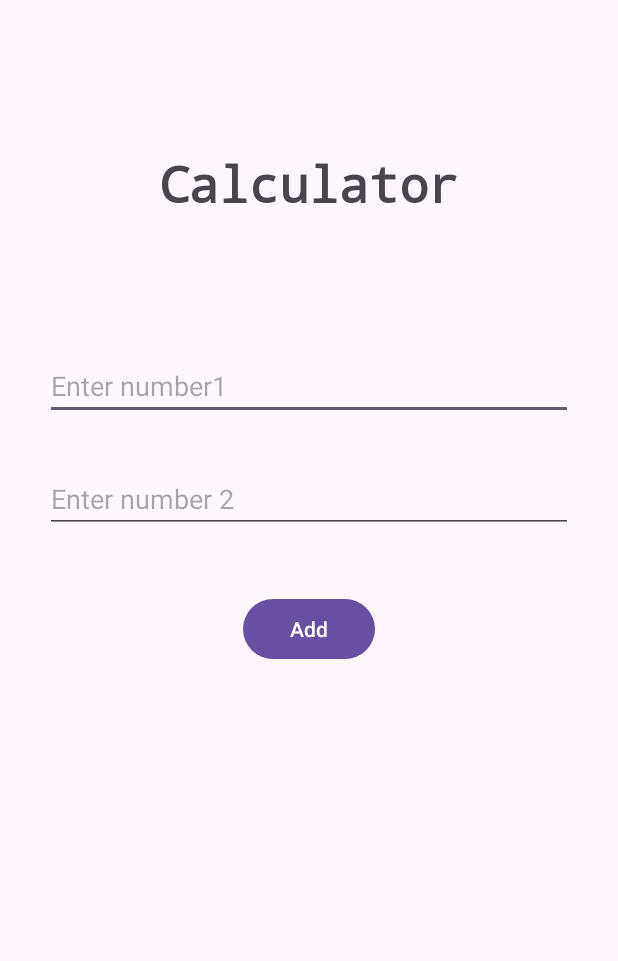
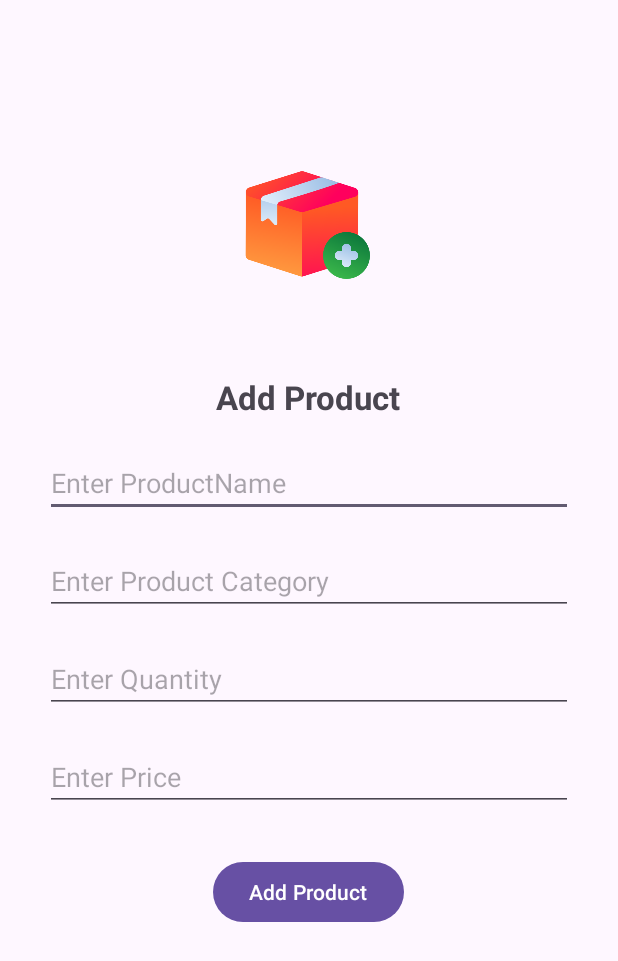
Before and after one commit to tejasshah2k19/Gnr25AndroidJava, an Android app: the screen it shows after launch (InputCalcActivity before the commit, AddProductActivity after it), on a phone screen of 412 x 824 dp. Shown: the top 961 px of the screen. Run offline under Robolectric (Android 15) with nearby library versions, the phone set to English and light mode, and no system bars.

```diff
--- /dev/null
+++ b/app/src/main/java/com/royal/AddProductActivity.java
@@ -0,0 +1,88 @@
+package com.royal;
+
+import android.os.Bundle;
+import android.view.View;
+import android.widget.Button;
+import android.widget.EditText;
+
+import androidx.activity.EdgeToEdge;
+import androidx.appcompat.app.AppCompatActivity;
+import androidx.core.graphics.Insets;
+import androidx.core.view.ViewCompat;
+import androidx.core.view.WindowInsetsCompat;
+
+public class AddProductActivity extends AppCompatActivity {
+
+    Button btnSubmit;
+    EditText edtProductName;
+    EditText edtPrice;
+    EditText edtCategory;
+    EditText edtQty;
+
+
+    @Override
+    protected void onCreate(Bundle savedInstanceState) {
+        super.onCreate(savedInstanceState);
+
+        EdgeToEdge.enable(this);
+        setContentView(R.layout.activity_add_product);
+        ViewCompat.setOnApplyWindowInsetsListener(findViewById(R.id.main), (v, insets) -> {
+            Insets systemBars = insets.getInsets(WindowInsetsCompat.Type.systemBars());
+            v.setPadding(systemBars.left, systemBars.top, systemBars.right, systemBars.bottom);
+            return insets;
+        });
+
+        //1 : binding
+        edtProductName = findViewById(R.id.edtAddProductProductName);
+        edtPrice = findViewById(R.id.edtAddProductPrice);
+        edtCategory = findViewById(R.id.edtAddProductCategory);
+        edtQty =findViewById(R.id.edtAddProductQty);
+        btnSubmit = findViewById(R.id.btnAddProductSubmit);
+
+        //click
+        btnSubmit.setOnClickListener(new View.OnClickListener() {
+            @Override
+            public void onClick(View view) {
+
+                //logic
+                //read data
+                String productName = edtProductName.getText().toString();
+                String qty = edtQty.getText().toString();
+                String category = edtCategory.getText().toString();
+                String price = edtPrice.getText().toString();
+
+                //regex
+                String alphaRegEx = "[a-zA-Z\\s]+"; // 1 or N
+                String digitRegEx = "[0-9]+";
+                //validation
+                if(productName.isEmpty()){
+                    edtProductName.setError("Please Enter Product Name");
+                }
+
+                if(category.isEmpty()){
+                    edtCategory.setError("Please Enter Category");
+                }else if( !category.matches(alphaRegEx)  ){
+                    edtCategory.setError("Category contains only alphabets");
+                }
+
+                if(qty.isEmpty()){
+                    edtQty.setError("Please Enter Qty");
+                }
+
+                if(price.isEmpty()){
+                    edtPrice.setError("Please Enter Price");
+                }else if(Integer.parseInt(price) <= 0 ){
+                    edtPrice.setError("Price Should be Positive value");
+                }
+
+                //logic
+                //next Activity Display
+                //total Price - 1500000
+                //
+            }
+        });
+
+
+
+    }
+}
--- /dev/null
+++ b/app/src/main/res/drawable/outline_5g_24.xml
@@ -0,0 +1,5 @@
+<vector xmlns:android="http://schemas.android.com/apk/res/android" android:height="24dp" android:tint="#000000" android:viewportHeight="960" android:viewportWidth="960" android:width="24dp">
+
+    <path android:fillColor="@android:color/white" android:pathData="M120,680L120,600L320,600Q320,600 320,600Q320,600 320,600L320,520Q320,520 320,520Q320,520 320,520L120,520L120,280L400,280L400,360L200,360L200,440L320,440Q353,440 376.5,463.5Q400,487 400,520L400,600Q400,633 376.5,656.5Q353,680 320,680L120,680ZM840,440L840,600Q840,633 816.5,656.5Q793,680 760,680L560,680Q527,680 503.5,656.5Q480,633 480,600L480,360Q480,327 503.5,303.5Q527,280 560,280L760,280Q793,280 816.5,303.5Q840,327 840,360L560,360Q560,360 560,360Q560,360 560,360L560,600Q560,600 560,600Q560,600 560,600L760,600Q760,600 760,600Q760,600 760,600L760,520L660,520L660,440L840,440Z"/>
+
+</vector>
--- /dev/null
+++ b/app/src/main/res/layout/activity_add_product.xml
@@ -0,0 +1,94 @@
+<?xml version="1.0" encoding="utf-8"?>
+<RelativeLayout xmlns:android="http://schemas.android.com/apk/res/android"
+    xmlns:app="http://schemas.android.com/apk/res-auto"
+    xmlns:tools="http://schemas.android.com/tools"
+    android:id="@+id/main"
+    android:layout_width="match_parent"
+    android:layout_height="match_parent"
+    tools:context=".AddProductActivity">
+
+
+    <ImageView
+        android:layout_width="100dp"
+        android:layout_height="100dp"
+        android:id="@+id/imgAddProductLogo"
+        android:src="@drawable/box"
+        android:layout_centerHorizontal="true"
+        android:layout_marginTop="100dp"
+
+        />
+
+    <TextView
+        android:layout_width="wrap_content"
+        android:layout_height="wrap_content"
+        android:id="@+id/tvAddProductTitle"
+        android:text="@string/add_product"
+        android:textSize="10pt"
+        android:textStyle="bold"
+        android:layout_centerHorizontal="true"
+        android:layout_marginTop="50dp"
+        android:layout_below="@id/imgAddProductLogo"
+        />
+
+    <EditText
+        android:layout_width="match_parent"
+        android:layout_height="wrap_content"
+        android:id="@+id/edtAddProductProductName"
+        android:layout_below="@id/tvAddProductTitle"
+        android:layout_marginTop="20dp"
+        android:inputType="text"
+        android:hint="@string/enter_product_name"
+        android:layout_marginStart="30dp"
+        android:layout_marginEnd="30dp"
+        />
+
+
+
+    <EditText
+        android:layout_width="match_parent"
+        android:layout_height="wrap_content"
+        android:id="@+id/edtAddProductCategory"
+        android:layout_below="@id/edtAddProductProductName"
+        android:layout_marginTop="20dp"
+        android:inputType="text"
+        android:hint="@string/enter_product_category"
+        android:layout_marginStart="30dp"
+        android:layout_marginEnd="30dp"
+        />
+
+
+    <EditText
+        android:layout_width="match_parent"
+        android:layout_height="wrap_content"
+        android:id="@+id/edtAddProductQty"
+        android:layout_below="@id/edtAddProductCategory"
+        android:layout_marginTop="20dp"
+         android:hint="@string/enter_quantity"
+        android:layout_marginStart="30dp"
+        android:layout_marginEnd="30dp"
+        />
+
+
+    <EditText
+        android:layout_width="match_parent"
+        android:layout_height="wrap_content"
+        android:id="@+id/edtAddProductPrice"
+        android:layout_below="@id/edtAddProductQty"
+        android:layout_marginTop="20dp"
+        android:hint="@string/enter_price"
+        android:layout_marginStart="30dp"
+        android:layout_marginEnd="30dp"
+        />
+
+    <Button
+        android:layout_width="wrap_content"
+        android:layout_height="wrap_content"
+        android:id="@+id/btnAddProductSubmit"
+        android:text="@string/add_product"
+        android:layout_below="@id/edtAddProductPrice"
+        android:layout_centerHorizontal="true"
+        android:layout_marginTop="30dp"
+        />
+
+
+</RelativeLayout>
--- a/app/src/main/res/values/strings.xml
+++ b/app/src/main/res/values/strings.xml
@@ -49,4 +49,9 @@
     <string name="enter_number1">Enter number1</string>
     <string name="enter_number_2">Enter number 2</string>
     <string name="add">Add</string>
+    <string name="add_product">Add Product</string>
+    <string name="enter_product_name">Enter ProductName</string>
+    <string name="enter_product_category">Enter Product Category</string>
+    <string name="enter_quantity">Enter Quantity</string>
+    <string name="enter_price">Enter Price</string>
 </resources>
```
Also changed, not shown: app/src/main/AndroidManifest.xml (+17 -7 lines), app/src/main/java/com/royal/InputCalcActivity.java (+18 -0 lines), app/src/main/res/drawable/email.xml (added, +12 -0 lines), app/src/main/res/layout/activity_login.xml (+21 -9 lines), app/src/main/res/drawable/box.png (added), app/src/main/res/drawable/guitar.png (added).
